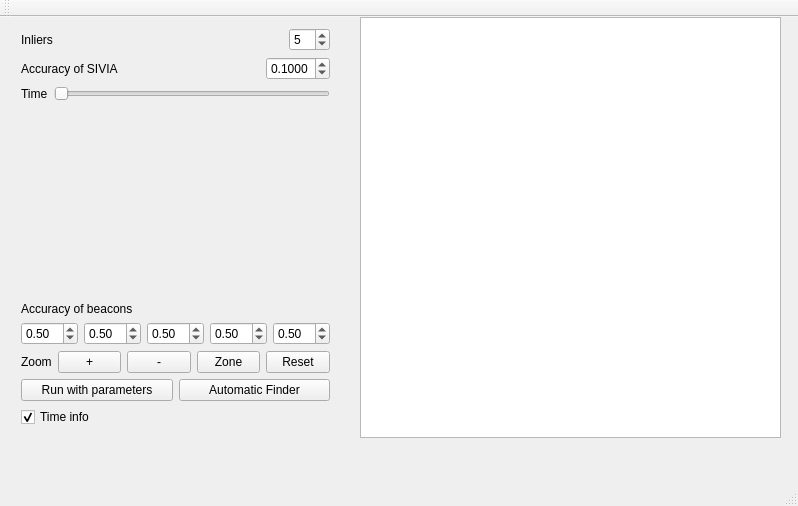
The window that mainwindow.ui (qbrefort/Qinter) describes before a commit, drawn with Qt 5.
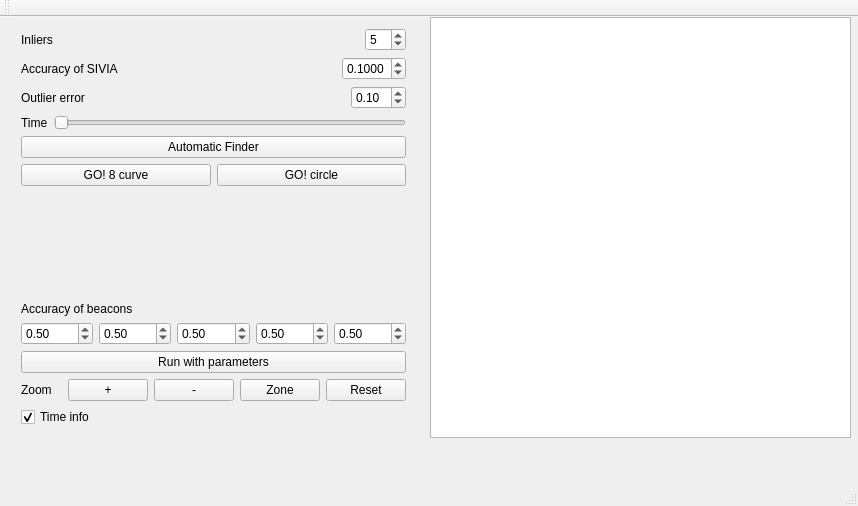
The same window after the commit.

Commit message: Choose between an eight and a circle to plot trajectory

```diff
--- a/mainwindow.ui
+++ b/mainwindow.ui
@@ -6,7 +6,7 @@
    <rect>
     <x>0</x>
     <y>0</y>
-    <width>798</width>
+    <width>858</width>
     <height>506</height>
    </rect>
   </property>
@@ -14,28 +14,12 @@
    <string>MainWindow</string>
   </property>
   <widget class="QWidget" name="centralWidget">
-   <widget class="QGraphicsView" name="graphicsView">
-    <property name="geometry">
-     <rect>
-      <x>360</x>
-      <y>0</y>
-      <width>421</width>
-      <height>421</height>
-     </rect>
-    </property>
-    <property name="verticalScrollBarPolicy">
-     <enum>Qt::ScrollBarAlwaysOff</enum>
-    </property>
-    <property name="horizontalScrollBarPolicy">
-     <enum>Qt::ScrollBarAlwaysOff</enum>
-    </property>
-   </widget>
    <widget class="QWidget" name="verticalLayoutWidget">
     <property name="geometry">
      <rect>
       <x>10</x>
       <y>0</y>
-      <width>331</width>
+      <width>407</width>
       <height>421</height>
      </rect>
     </property>
@@ -120,6 +104,52 @@
        </item>
       </layout>
      </item>
+     <item>
+      <layout class="QHBoxLayout" name="horizontalLayout_10">
+       <item>
+        <widget class="QLabel" name="label_Epsilon_6">
+         <property name="text">
+          <string>Outlier error</string>
+         </property>
+        </widget>
+       </item>
+       <item>
+        <spacer name="horizontalSpacer_3">
+         <property name="orientation">
+          <enum>Qt::Horizontal</enum>
+         </property>
+         <property name="sizeHint" stdset="0">
+          <size>
+           <width>40</width>
+           <height>20</height>
+          </size>
+         </property>
+        </spacer>
+       </item>
+       <item>
+        <widget class="QDoubleSpinBox" name="OutlierSpinBox">
+         <property name="locale">
+          <locale language="English" country="UnitedStates"/>
+         </property>
+         <property name="decimals">
+          <number>2</number>
+         </property>
+         <property name="minimum">
+          <double>-1.000000000000000</double>
+         </property>
+         <property name="maximum">
+          <double>1.000000000000000</double>
+         </property>
+         <property name="singleStep">
+          <double>0.050000000000000</double>
+         </property>
+         <property name="value">
+          <double>0.100000000000000</double>
+         </property>
+        </widget>
+       </item>
+      </layout>
+     </item>
      <item>
       <layout class="QHBoxLayout" name="horizontalLayout_8">
        <item>
@@ -144,6 +174,35 @@
        </item>
       </layout>
      </item>
+     <item>
+      <layout class="QHBoxLayout" name="horizontalLayout_9">
+       <item>
+        <widget class="QPushButton" name="ButtonFindSol">
+         <property name="text">
+          <string>Automatic Finder</string>
+         </property>
+        </widget>
+       </item>
+      </layout>
+     </item>
+     <item>
+      <layout class="QHBoxLayout" name="horizontalLayout_4">
+       <item>
+        <widget class="QPushButton" name="Tplot">
+         <property name="text">
+          <string>GO! 8 curve</string>
+         </property>
+        </widget>
+       </item>
+       <item>
+        <widget class="QPushButton" name="Tplot_2">
+         <property name="text">
+          <string>GO! circle</string>
+         </property>
+        </widget>
+       </item>
+      </layout>
+     </item>
      <item>
       <spacer name="verticalSpacer">
        <property name="orientation">
@@ -282,6 +341,13 @@
        </item>
       </layout>
      </item>
+     <item>
+      <widget class="QPushButton" name="ButtonStart">
+       <property name="text">
+        <string>Run with parameters</string>
+       </property>
+      </widget>
+     </item>
      <item>
       <layout class="QHBoxLayout" name="horizontalLayout_3">
        <item>
@@ -321,24 +387,6 @@
        </item>
       </layout>
      </item>
-     <item>
-      <layout class="QHBoxLayout" name="horizontalLayout_4">
-       <item>
-        <widget class="QPushButton" name="ButtonStart">
-         <property name="text">
-          <string>Run with parameters</string>
-         </property>
-        </widget>
-       </item>
-       <item>
-        <widget class="QPushButton" name="ButtonFindSol">
-         <property name="text">
-          <string>Automatic Finder</string>
-         </property>
-        </widget>
-       </item>
-      </layout>
-     </item>
      <item>
       <widget class="QCheckBox" name="checkBox">
        <property name="text">
@@ -351,6 +399,22 @@
      </item>
     </layout>
    </widget>
+   <widget class="QGraphicsView" name="graphicsView">
+    <property name="geometry">
+     <rect>
+      <x>430</x>
+      <y>0</y>
+      <width>421</width>
+      <height>421</height>
+     </rect>
+    </property>
+    <property name="verticalScrollBarPolicy">
+     <enum>Qt::ScrollBarAlwaysOff</enum>
+    </property>
+    <property name="horizontalScrollBarPolicy">
+     <enum>Qt::ScrollBarAlwaysOff</enum>
+    </property>
+   </widget>
   </widget>
   <widget class="QMenuBar" name="menuBar">
    <property name="geometry">
```
Left out of the diff: 2 changed lines with no effect on the pictures. The commit also changes 5 other files.
